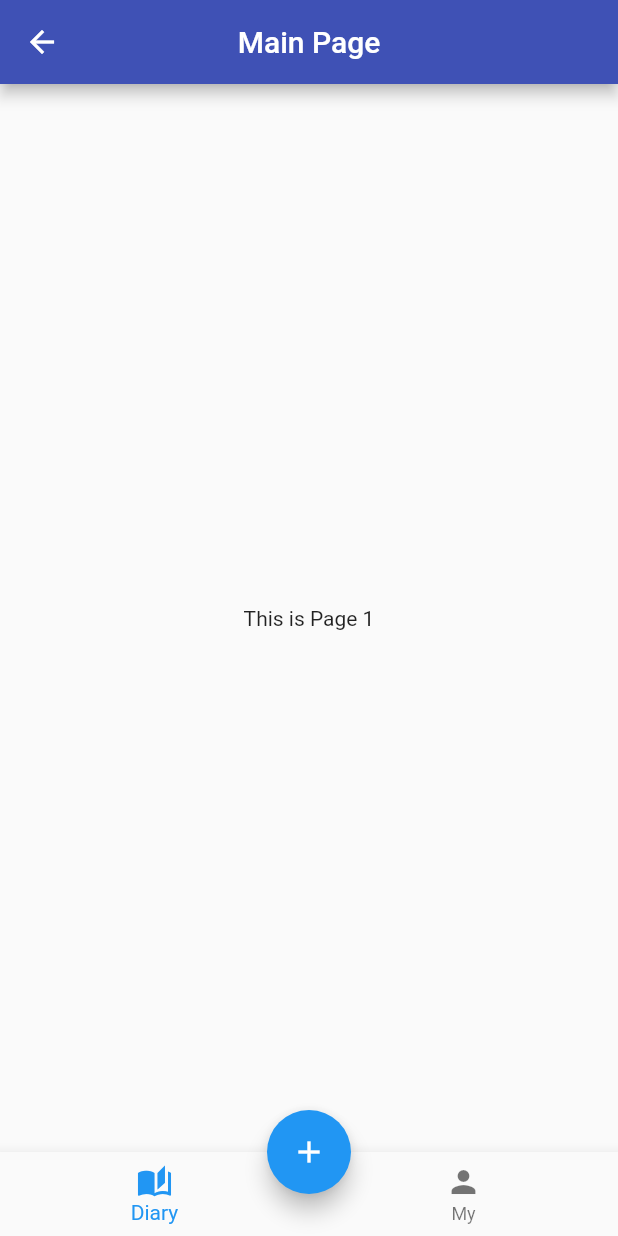
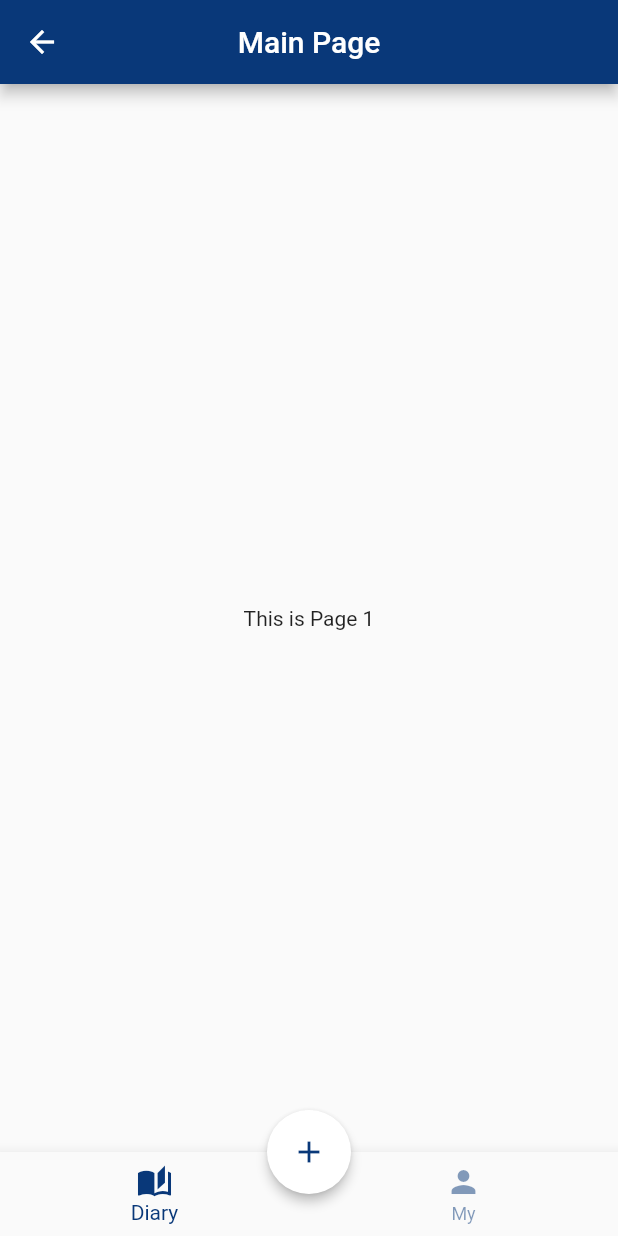
Before and after one commit to MJU-capstone-2023/OhNeulHaruDiary-Android, a Flutter app: the screen it shows after launch, after a tap on "로그인 없이 진입", on a phone screen of 412 x 824 dp. Run offline on Flutter 3.47's test engine with Material 2 defaults, Android fonts, the phone set to English and light mode, and no system bars; our stand-ins replace flutter_dotenv, fluttertoast.

Commit message:
[FEAT] bottom nav ui 수정

```diff
--- a/lib/main.dart
+++ b/lib/main.dart
@@ -19,7 +19,19 @@ class MyApp extends StatelessWidget {
         '/main': (context) => const MainPage(),
       },
       theme: ThemeData(
-        colorScheme: ColorScheme.fromSwatch(primarySwatch: Colors.indigo),
+        colorScheme: const ColorScheme(
+          primary: Color(0xFF093879),
+          secondary: Colors.indigo,
+          background: Colors.white,
+          surface: Colors.white,
+          onPrimary: Colors.white,
+          onSecondary: Colors.black,
+          onBackground: Colors.black,
+          onSurface: Colors.black,
+          onError: Colors.black,
+          error: Colors.red,
+          brightness: Brightness.light,
+        ),
       ),
     );
   }
--- a/lib/widgets/bottom_navigation_bar.dart
+++ b/lib/widgets/bottom_navigation_bar.dart
@@ -26,8 +26,8 @@ class _BottomNavigationBarWidgetState extends State<BottomNavigationBarWidget> {
         ),
       ],
       currentIndex: widget.selectedIndex,
-      selectedItemColor: Colors.blue,
       onTap: widget.onTap,
+      unselectedItemColor: Theme.of(context).colorScheme.primary.withOpacity(0.5),
     );
   }
 }
--- a/lib/widgets/floating_action_button.dart
+++ b/lib/widgets/floating_action_button.dart
@@ -10,8 +10,12 @@ class FloatingActionButtonWidget extends StatelessWidget {
   Widget build(BuildContext context) {
     return FloatingActionButton(
       onPressed: onPressed,
-      backgroundColor: Colors.blue,
-      child: Icon(icon),
+      backgroundColor: Colors.white,
+      elevation: 3,
+      child: Icon(
+        icon,
+        color: const Color(0xFF093879),
+      ),
     );
   }
 }
```
